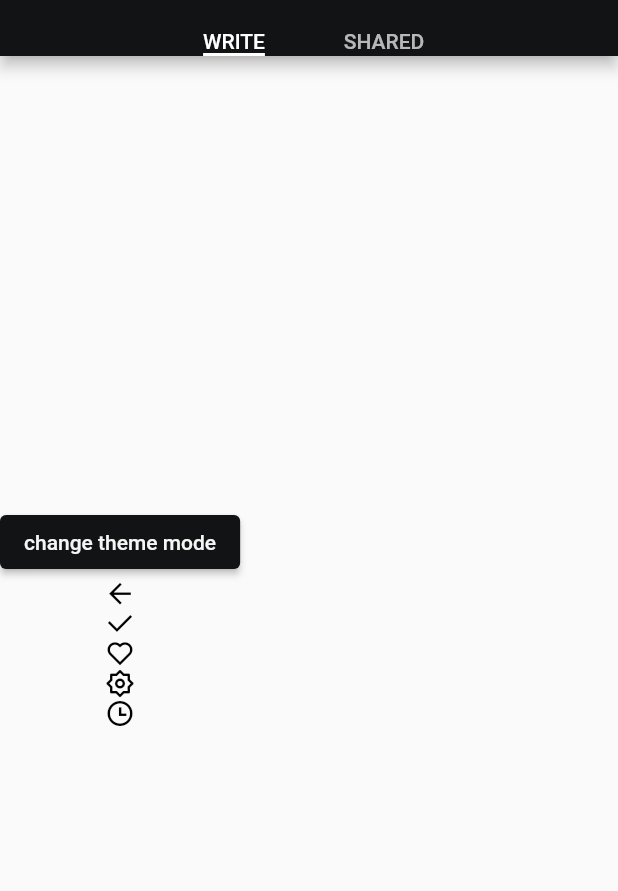
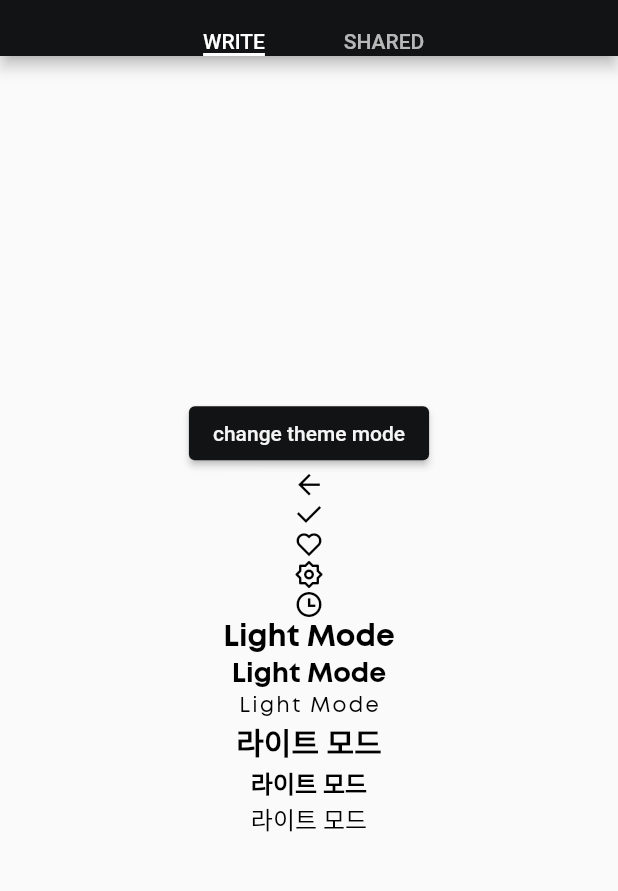
Before and after one commit to Billionaire-Project/four_hours_client, a Flutter app: the screen it shows after launch, on a phone screen of 412 x 824 dp, the part 58-949 px from its top. Run offline on Flutter 3.47's test engine with Material 2 defaults, Android fonts, the phone set to English and light mode, and no system bars; our stand-ins replace firebase_core, flutter_riverpod, go_router, shared_preferences; accounts and stored records are empty; Roboto replaces fonts that are missing (Pretendard).

Commit message:
[Change] Change write page

```diff
--- a/lib/views/write_screen.dart/write_page.dart
+++ b/lib/views/write_screen.dart/write_page.dart
@@ -45,6 +45,39 @@ class WritePage extends ConsumerWidget {
             size: 20,
             color: Colors.black,
           ),
+          Center(
+            child: Text(isDarkMode ? 'Dark Mode' : 'Light Mode',
+                style: Theme.of(context)
+                    .textTheme
+                    .headlineSmall
+                    ?.copyWith(fontFamily: 'Mont')),
+          ),
+          Center(
+            child: Text(isDarkMode ? 'Dark Mode' : 'Light Mode',
+                style: Theme.of(context)
+                    .textTheme
+                    .titleLarge
+                    ?.copyWith(fontFamily: 'Mont')),
+          ),
+          Center(
+            child: Text(isDarkMode ? 'Dark Mode' : 'Light Mode',
+                style: Theme.of(context)
+                    .textTheme
+                    .labelSmall
+                    ?.copyWith(fontFamily: 'Mont')),
+          ),
+          Center(
+            child: Text(isDarkMode ? '다크 모드' : '라이트 모드',
+                style: Theme.of(context).textTheme.headlineSmall),
+          ),
+          Center(
+            child: Text(isDarkMode ? '다크 모드' : '라이트 모드',
+                style: Theme.of(context).textTheme.titleMedium),
+          ),
+          Center(
+            child: Text(isDarkMode ? '다크 모드' : '라이트 모드',
+                style: Theme.of(context).textTheme.bodyMedium),
+          )
         ],
       ),
     );
```
